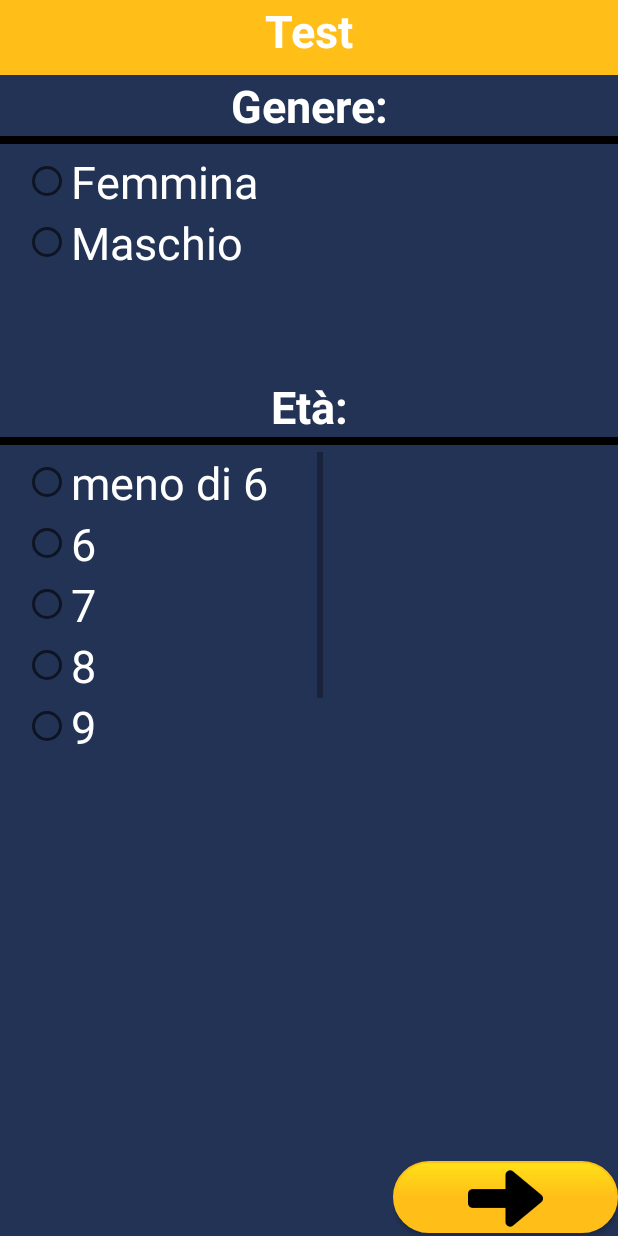
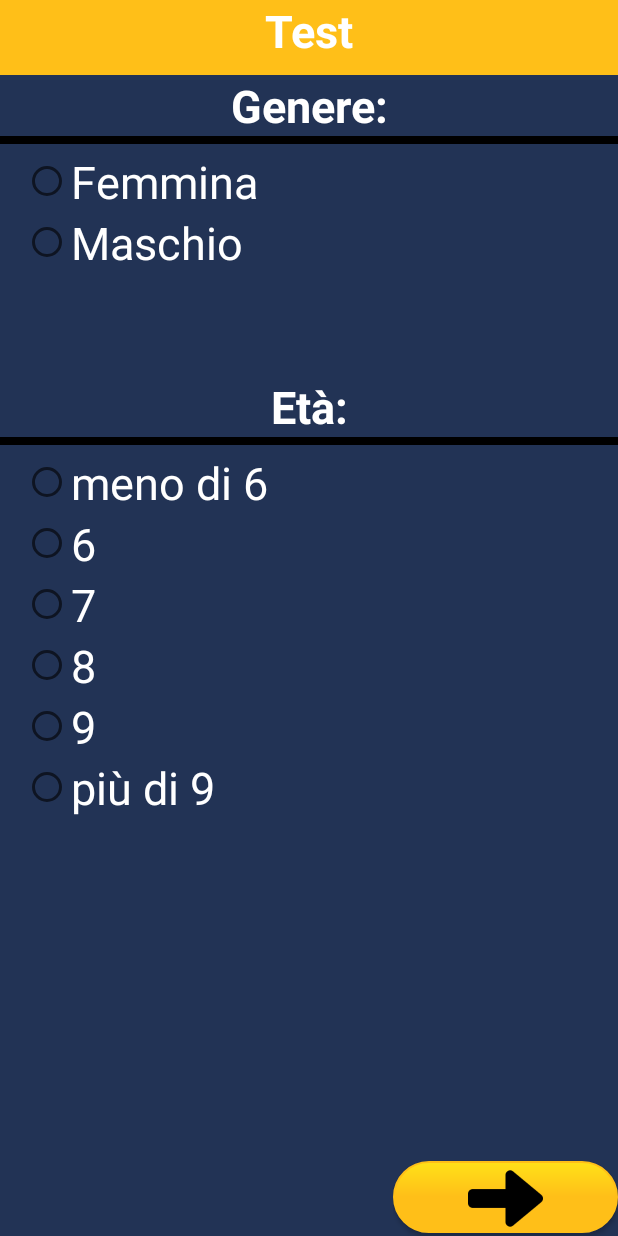
Before and after one commit to AlfonsoAquino/DSAGame, an Android app: the screen it shows after launch (PreTest), after a tap on "TEST LETTURA", on a phone screen of 412 x 824 dp. Run offline under Robolectric (Android 15) with nearby library versions, the phone set to English and light mode, and no system bars; our stand-ins replace Volley.

Commit message:
invio statistiche solo se online aggiunte nuove età registrazione livello max

```diff
--- a/app/src/main/AndroidManifest.xml
+++ b/app/src/main/AndroidManifest.xml
@@ -4,6 +4,7 @@
 
     <uses-permission android:name="android.permission.VIBRATE" />
     <uses-permission android:name="android.permission.INTERNET" />
+    <uses-permission android:name="android.permission.ACCESS_NETWORK_STATE" />
     <uses-permission android:name="android.permission.READ_EXTERNAL_STORAGE" />
     <uses-permission android:name="android.permission.WRITE_EXTERNAL_STORAGE" />
 
--- a/app/src/main/java/com/example/claramonaco/testdislessia/MainActivity.java
+++ b/app/src/main/java/com/example/claramonaco/testdislessia/MainActivity.java
@@ -1,19 +1,49 @@
 package com.example.claramonaco.testdislessia;
 
+import android.content.Context;
 import android.content.DialogInterface;
 import android.content.Intent;
+import android.net.ConnectivityManager;
+import android.net.NetworkInfo;
 import android.os.Bundle;
 import android.support.v7.app.AlertDialog;
 import android.support.v7.app.AppCompatActivity;
 import android.text.Html;
+import android.util.Log;
 import android.view.View;
+
+import java.util.ArrayList;
 
 public class MainActivity extends AppCompatActivity {
 
+    private ArrayList<Statistica> statistics;
+    SQLiteHandler db;
     @Override
     protected void onCreate(Bundle savedInstanceState) {
         super.onCreate(savedInstanceState);
         setContentView(R.layout.activity_main);
+        statistics=new ArrayList<>();
+        db=new SQLiteHandler(getApplicationContext());
+        statistics=db.getStatisticsDetails();
+        if (isOnline() && statistics.size() != 0) {
+            for (Statistica a : statistics) {
+                Log.i("asdadadadad....", "-------------->" + a.toString());
+                new SendStatistics(getApplicationContext()).execute("" + a.getGenere(), "" + a.getEta(), "" + a.getLivelloRaggiunto(), "" + a.getNumSbagliate(),"" + a.getNumSaltate(),"" + a.getNumCorrette(),"" + a.getTempoImpiegato(),"" + a.getErrore1(),"" + a.getErrore2(),"" + a.getErrore3(),"" + a.getErrore4());
+
+            }
+        }
+
+    }
+
+    protected boolean isOnline() {
+
+        ConnectivityManager cm = (ConnectivityManager)getSystemService(Context.CONNECTIVITY_SERVICE);
+
+        assert cm != null;
+        NetworkInfo netInfo = cm.getActiveNetworkInfo();
+
+        return netInfo != null && netInfo.isConnectedOrConnecting();
+
     }
 
     public void lanciaActivityEsercizi(View v) {
--- a/app/src/main/java/com/example/claramonaco/testdislessia/SQLiteHandler.java
+++ b/app/src/main/java/com/example/claramonaco/testdislessia/SQLiteHandler.java
@@ -2,6 +2,7 @@ package com.example.claramonaco.testdislessia;
 
 import android.content.ContentValues;
 import android.content.Context;
+import android.database.Cursor;
 import android.database.sqlite.SQLiteDatabase;
 import android.database.sqlite.SQLiteOpenHelper;
 import android.util.Log;
@@ -60,7 +61,7 @@ public class SQLiteHandler extends SQLiteOpenHelper {
     /**
      * Storing statistics info
      */
-    public void addStatistic(String genere, String eta,int numCorrette, int numSbagliate, int numSaltate, int livelloRaggiunto, int tempoImpiegato, int errore1, int errore2, int errore3, int errore4 ){
+    public void addStatistic(String genere, String eta,int numCorrette, int numSbagliate, int numSaltate, int livelloRaggiunto, String tempoImpiegato, int errore1, int errore2, int errore3, int errore4 ){
 
         SQLiteDatabase db= this.getWritableDatabase();
 
@@ -84,4 +85,40 @@ public class SQLiteHandler extends SQLiteOpenHelper {
     }
 
     //RETURN METHOD
+    public ArrayList<Statistica> getStatisticsDetails() {
+        String selectQuery = "SELECT  * FROM " + tableName;
+
+        SQLiteDatabase db = this.getReadableDatabase();
+        Cursor cursor = db.rawQuery(selectQuery, null);
+        // Move to first row
+        cursor.moveToFirst();
+        Statistica album;
+        while (!cursor.isAfterLast()){
+
+            album=new Statistica(
+                    cursor.getString(cursor.getColumnIndex(keyGenere)),
+                    cursor.getString(cursor.getColumnIndex(keyEta)),
+                    Integer.parseInt(cursor.getString(cursor.getColumnIndex(keyEsatte))),
+                    Integer.parseInt(cursor.getString(cursor.getColumnIndex(keyErr))),
+                    Integer.parseInt(cursor.getString(cursor.getColumnIndex(keySkip))),
+                    Integer.parseInt(cursor.getString(cursor.getColumnIndex(keylivMax))),
+                    Integer.parseInt(cursor.getString(cursor.getColumnIndex(keyID))),
+                    cursor.getString(cursor.getColumnIndex(keyTempo)),
+                    Integer.parseInt(cursor.getString(cursor.getColumnIndex(keyErrLiv1))),
+                    Integer.parseInt(cursor.getString(cursor.getColumnIndex(keyErrLiv2))),
+                    Integer.parseInt(cursor.getString(cursor.getColumnIndex(keyErrLiv3))),
+                    Integer.parseInt(cursor.getString(cursor.getColumnIndex(keyErrLiv4))));
+            Log.i(TAG,"------------->"+album.toString());
+
+            cursor.moveToNext();
+            statistics.add(album);
+        }
+
+        cursor.close();
+        db.close();
+        // return user
+//        Log.d(TAG, "Fetching user from Sqlite: " + albums.size());
+
+        return statistics;
+    }
 }
--- a/app/src/main/java/com/example/claramonaco/testdislessia/SendStatistics.java
+++ b/app/src/main/java/com/example/claramonaco/testdislessia/SendStatistics.java
@@ -1,6 +1,8 @@
 package com.example.claramonaco.testdislessia;
 
 import android.content.Context;
+import android.content.SharedPreferences;
+import android.database.sqlite.SQLiteDatabase;
 import android.os.AsyncTask;
 import android.util.Log;
 
@@ -21,6 +23,7 @@ public class SendStatistics extends AsyncTask<String, Integer, Void> {
     private final String TAG="StatisticsThread";
     private String genere, eta,livelloRaggiunto, idPaziente,numCorr,numErr,numSaltate, tempo, errLiv1,errLiv2,errLiv3,errLiv4 ;
     private Context context;
+    final String PREFS_NAME="check";
 
     public SendStatistics(Context context){
         this.context=context;
@@ -62,6 +65,8 @@ public class SendStatistics extends AsyncTask<String, Integer, Void> {
                         if (!error) {
 
                             Log.i(TAG, "------------>ok");
+                            SQLiteHandler db= new SQLiteHandler(context);
+                            db.onUpgrade(db.getWritableDatabase(),1,2);
                         } else {
 
                             Log.i(TAG, "------------>erroreCaricamentoStatistiche");
--- a/app/src/main/res/layout/pre_test.xml
+++ b/app/src/main/res/layout/pre_test.xml
@@ -88,79 +88,59 @@
 
             <RadioGroup
                 android:id="@+id/eta_b"
-                    android:layout_width="200dp"
-                    android:layout_height="200dp"
+                android:layout_marginLeft="15dp"
                 android:layout_below="@id/eta_bambino"
-                    android:layout_marginLeft="15dp"
                 android:layout_marginTop="10dp"
-
-                    >
-
-                    <ScrollView
-                        android:layout_width="match_parent"
-                        android:layout_height="match_parent">
-
-                        <LinearLayout
-                            android:layout_width="match_parent"
-                            android:layout_height="match_parent"
-                            android:orientation="vertical">
-
+                android:layout_width="wrap_content"
+                android:layout_height="wrap_content">
                 <RadioButton
+                    android:onClick="onRadioButtonClickedEta"
                     android:id="@+id/radio_menosei"
                     android:layout_width="wrap_content"
                     android:layout_height="wrap_content"
-                                android:onClick="onRadioButtonClickedEta"
                     android:text="meno di 6"
                     android:textColor="#fff"
-                                android:textSize="30dp" />
-
+                    android:textSize="30dp"/>
                 <RadioButton
+                    android:onClick="onRadioButtonClickedEta"
                     android:id="@+id/radio_sei"
                     android:layout_width="wrap_content"
                     android:layout_height="wrap_content"
-                                android:onClick="onRadioButtonClickedEta"
                     android:text="6"
                     android:textColor="#fff"
-                                android:textSize="30dp" />
-
+                    android:textSize="30dp"/>
                 <RadioButton
+                    android:onClick="onRadioButtonClickedEta"
                     android:id="@+id/radio_sette"
                     android:layout_width="wrap_content"
                     android:layout_height="wrap_content"
-                                android:onClick="onRadioButtonClickedEta"
                     android:text="7"
                     android:textColor="#fff"
-                                android:textSize="30dp" />
-
+                    android:textSize="30dp"/>
                 <RadioButton
+                    android:onClick="onRadioButtonClickedEta"
                     android:id="@+id/radio_otto"
                     android:layout_width="wrap_content"
                     android:layout_height="wrap_content"
-                                android:onClick="onRadioButtonClickedEta"
                     android:text="8"
                     android:textColor="#fff"
-                                android:textSize="30dp" />
-
+                    android:textSize="30dp"/>
                 <RadioButton
+                    android:onClick="onRadioButtonClickedEta"
                     android:id="@+id/radio_nove"
                     android:layout_width="wrap_content"
                     android:layout_height="wrap_content"
-                                android:onClick="onRadioButtonClickedEta"
                     android:text="9"
                     android:textColor="#fff"
-                                android:textSize="30dp" />
-
+                    android:textSize="30dp"/>
                 <RadioButton
+                    android:onClick="onRadioButtonClickedEta"
                     android:id="@+id/radio_novepiu"
                     android:layout_width="wrap_content"
                     android:layout_height="wrap_content"
-                                android:onClick="onRadioButtonClickedEta"
                     android:text="più di 9"
                     android:textColor="#fff"
-                                android:textSize="30dp" />
-                        </LinearLayout>
-                    </ScrollView>
-
+                    android:textSize="30dp"/>
             </RadioGroup>
             <RelativeLayout
                 android:layout_alignParentRight="true"
```
Also changed, not shown: app/src/main/java/com/example/claramonaco/testdislessia/PreTest.java (+8 -4 lines), app/src/main/java/com/example/claramonaco/testdislessia/Statistica.java (+20 -4 lines), app/src/main/java/com/example/claramonaco/testdislessia/TestDislessiaActivity.java (+5 -3 lines). Lines whose indentation alone changed are shown as unchanged.
